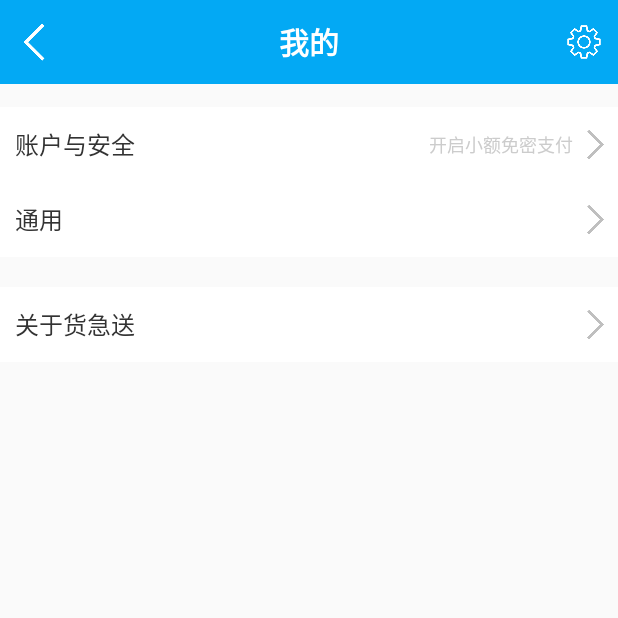
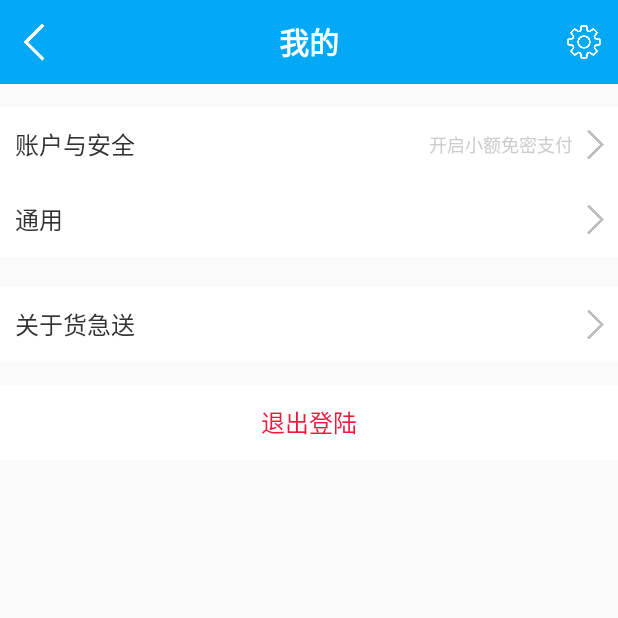
Before and after one commit to tuanzijiang/E-transport, an Android app: the SettingActivity screen opened directly, with no data from a screen before it, on a phone screen of 412 x 824 dp, the top half of it. Run offline under Robolectric (Android 15) with nearby library versions, the phone set to English and light mode, and no system bars; Roboto replaces fonts that are not available here.

Commit message:
code by wy

```diff
--- a/app/src/main/res/layout/activity_setting.xml
+++ b/app/src/main/res/layout/activity_setting.xml
@@ -94,7 +94,20 @@
             </ImageView>
 
         </LinearLayout>
-
+    <LinearLayout
+        android:layout_width="match_parent"
+        android:layout_height="wrap_content"
+        android:background="@color/white"
+        android:layout_marginTop="15dp">
+        <TextView
+            android:layout_gravity="center_vertical"
+            android:layout_width="match_parent"
+            android:layout_height="@dimen/line_standard_item"
+            android:gravity="center"
+            android:text="退出登陆"
+            android:textColor="@color/button_quit"
+            android:textSize="@dimen/font_input"/>
+    </LinearLayout>
 
 
 </LinearLayout>
--- a/app/src/main/res/values/colors.xml
+++ b/app/src/main/res/values/colors.xml
@@ -5,6 +5,7 @@
     <color name="theme_background">#f0f0f2</color>
     /*常用色*/
     <color name="button_verify">#56D176</color>
+    <color name="button_quit">#f6163c</color>
     <color name="font_standard">#666</color>
     <color name="font_weight">#333</color>
     <color name="font_light">#ccc</color>
```
